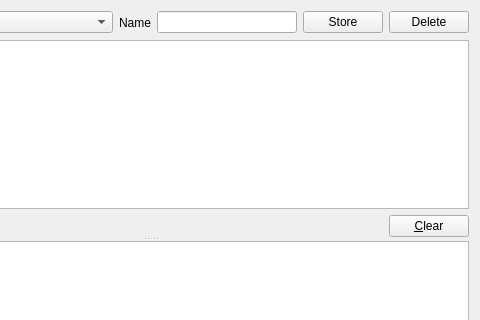
First picture: the form in python/plugins/db_manager/ui/DlgSqlLayerWindow.ui, repository qgis/QGIS, before the edit; both pictures show x 182 to 662 and y 0 to 320 of the 662 by 525 pixel window.
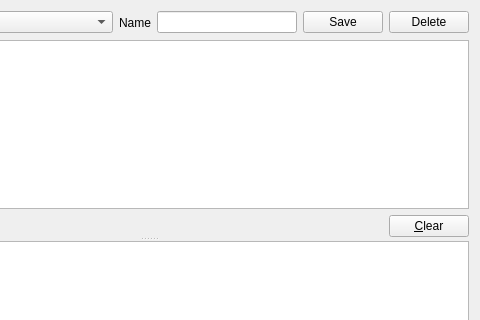
Second picture: the form after the edit. Custom widgets are drawn as their Qt base class.

Commit message: Update some button labels

What changed in the file:
```diff
--- a/python/plugins/db_manager/ui/DlgSqlLayerWindow.ui
+++ b/python/plugins/db_manager/ui/DlgSqlLayerWindow.ui
@@ -131,7 +131,7 @@
          <item>
           <widget class="QPushButton" name="presetStore">
            <property name="text">
-            <string>Store</string>
+            <string>Save</string>
            </property>
           </widget>
          </item>
```
The commit also changes 1 other file.
